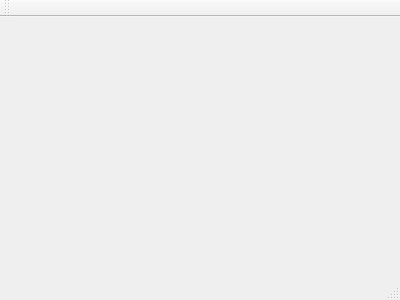
The window that mainwindow.ui (RusNewNoob/spacewar) describes before a commit, drawn with Qt 5.
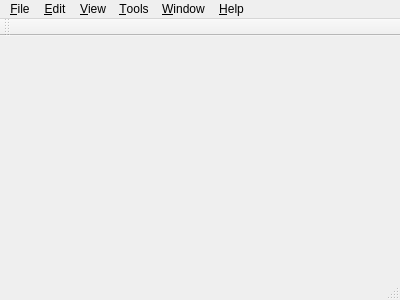
The same window after the commit.

Commit message: Главное меню и ТЗ.

Diff of the .ui file:
```diff
--- a/mainwindow.ui
+++ b/mainwindow.ui
@@ -12,13 +12,88 @@
   <property name="windowTitle" >
    <string>MainWindow</string>
   </property>
-  <widget class="QMenuBar" name="menuBar" />
-  <widget class="QToolBar" name="mainToolBar" />
-  <widget class="QWidget" name="centralWidget" />
-  <widget class="QStatusBar" name="statusBar" />
+  <widget class="QWidget" name="centralWidget"/>
+  <widget class="QMenuBar" name="menuBar">
+   <property name="geometry">
+    <rect>
+     <x>0</x>
+     <y>0</y>
+     <width>400</width>
+     <height>29</height>
+    </rect>
+   </property>
+   <widget class="QMenu" name="menuFile">
+    <property name="title">
+     <string>&amp;File</string>
+    </property>
+    <addaction name="action_Start"/>
+    <addaction name="separator"/>
+    <addaction name="action_Exit_2"/>
+   </widget>
+   <widget class="QMenu" name="menu_Vew">
+    <property name="title">
+     <string>&amp;Edit</string>
+    </property>
+   </widget>
+   <widget class="QMenu" name="menu_View">
+    <property name="title">
+     <string>&amp;View</string>
+    </property>
+   </widget>
+   <widget class="QMenu" name="menu_Tools">
+    <property name="title">
+     <string>&amp;Tools</string>
+    </property>
+    <addaction name="action_Settings"/>
+   </widget>
+   <widget class="QMenu" name="menu_Window">
+    <property name="title">
+     <string>&amp;Window</string>
+    </property>
+   </widget>
+   <widget class="QMenu" name="menu_Help">
+    <property name="title">
+     <string>&amp;Help</string>
+    </property>
+   </widget>
+   <addaction name="menuFile"/>
+   <addaction name="menu_Vew"/>
+   <addaction name="menu_View"/>
+   <addaction name="menu_Tools"/>
+   <addaction name="menu_Window"/>
+   <addaction name="menu_Help"/>
+  </widget>
+  <widget class="QToolBar" name="mainToolBar">
+   <attribute name="toolBarArea">
+    <enum>TopToolBarArea</enum>
+   </attribute>
+   <attribute name="toolBarBreak">
+    <bool>false</bool>
+   </attribute>
+  </widget>
+  <widget class="QStatusBar" name="statusBar"/>
+  <action name="action_Start">
+   <property name="text">
+    <string>&amp;Start</string>
+   </property>
+  </action>
+  <action name="action_Exit">
+   <property name="text">
+    <string>&amp;Exit</string>
+   </property>
+  </action>
+  <action name="action_Settings">
+   <property name="text">
+    <string>&amp;Settings...</string>
+   </property>
+  </action>
+  <action name="action_Exit_2">
+   <property name="text">
+    <string>&amp;Exit</string>
+   </property>
+  </action>
  </widget>
- <layoutDefault spacing="6" margin="11" />
- <pixmapfunction></pixmapfunction>
+ <layoutdefault spacing="6" margin="11"/>
  <resources/>
  <connections/>
 </ui>
```
Left out of the diff: 7 changed lines with no effect on the pictures. The commit also changes 2 other files.
